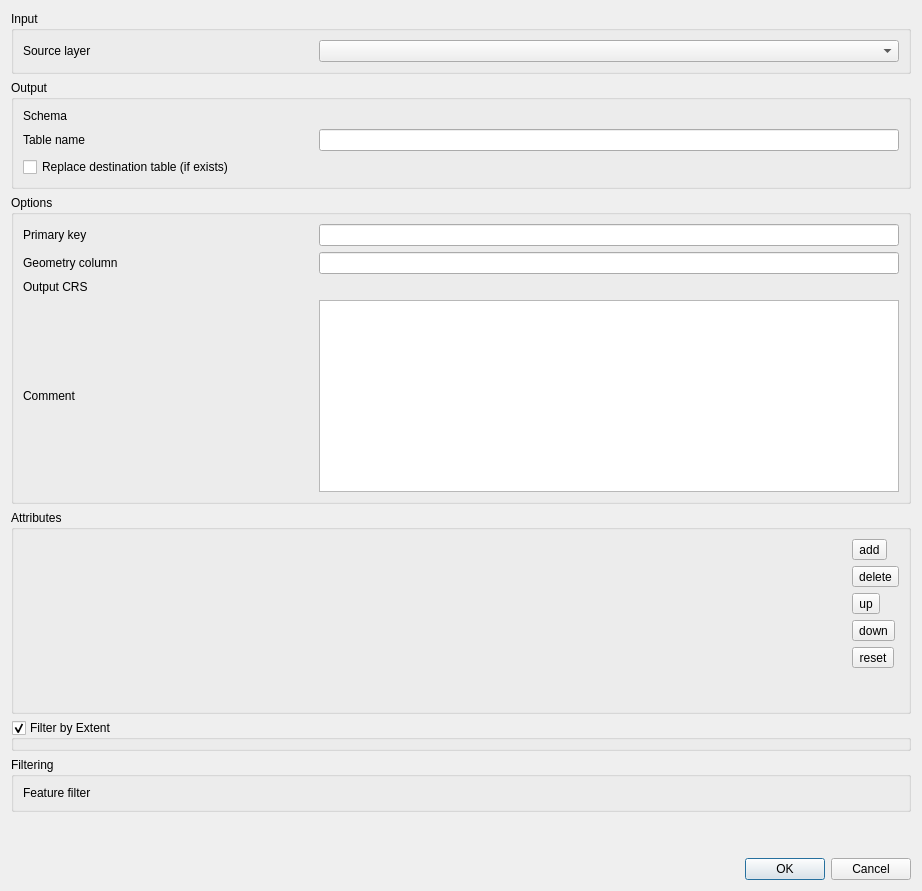
Qt form src/ui/qgsdbimportvectorlayerdialog.ui (carsmie/QGIS) before a commit.
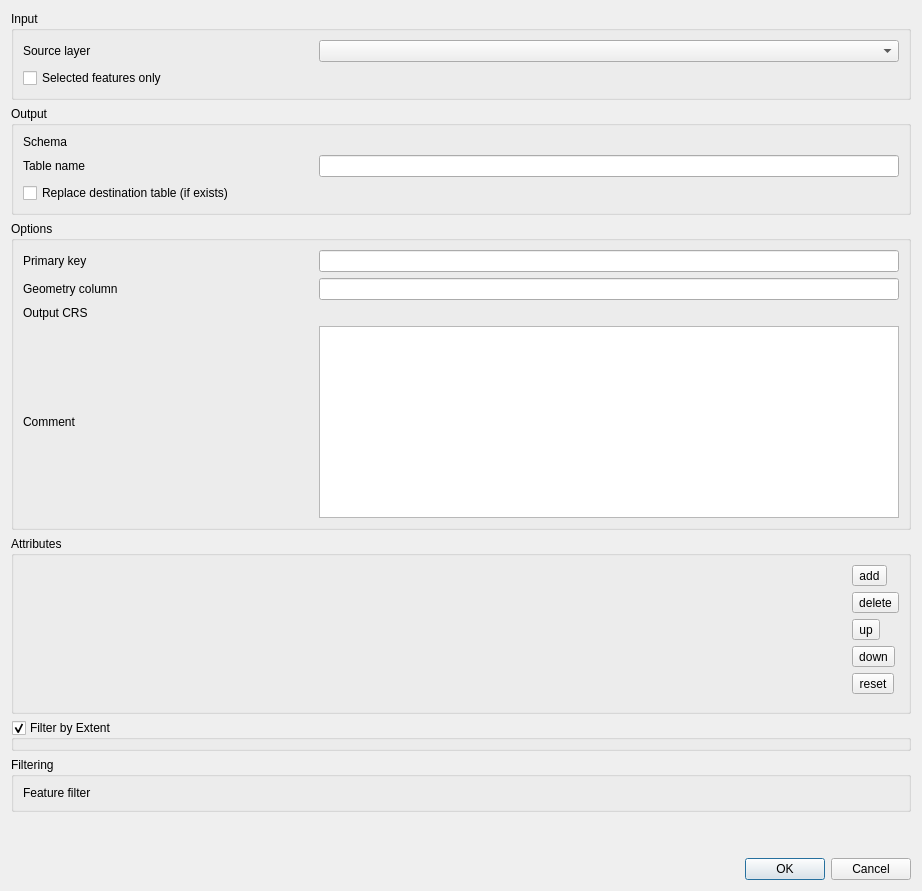
The same form after that commit. Icons and pictures are not drawn. Custom widgets are drawn as their Qt base class.

Commit message: add option to only include selected features when importing

Patch:
```diff
--- a/src/ui/qgsdbimportvectorlayerdialog.ui
+++ b/src/ui/qgsdbimportvectorlayerdialog.ui
@@ -41,6 +41,13 @@
         </property>
        </widget>
       </item>
+      <item row="2" column="0">
+       <widget class="QCheckBox" name="mSourceLayerOnlySelected">
+        <property name="text">
+         <string>Selected features only</string>
+        </property>
+       </widget>
+      </item>
      </layout>
     </widget>
    </item>
```
The commit also changes 1 other file.
